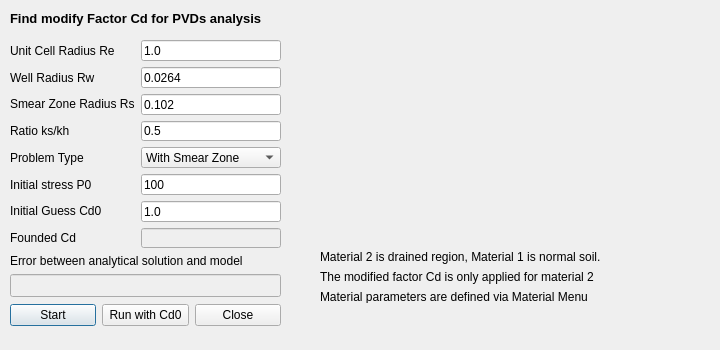
The window that Source codes/pvdbackanalysis.ui (pham-hung/Conaxis) describes before a commit, drawn with Qt 5.
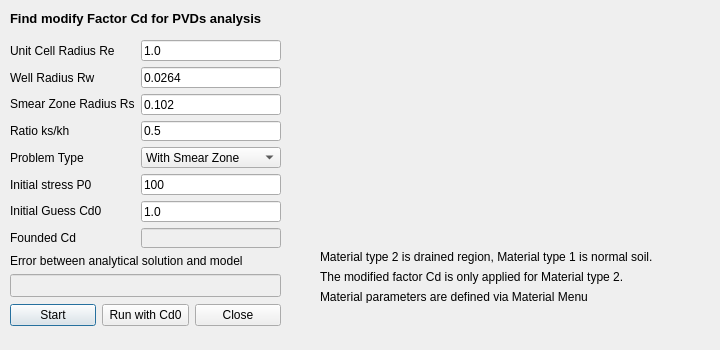
The same window after the commit. Icons and pictures are not drawn.

```diff
--- a/Source codes/pvdbackanalysis.ui
+++ b/Source codes/pvdbackanalysis.ui
@@ -272,14 +272,14 @@
     <item>
      <widget class="QLabel" name="label_11">
       <property name="text">
-       <string>Material 2 is drained region, Material 1 is normal soil. </string>
+       <string>Material type 2 is drained region, Material type 1 is normal soil. </string>
       </property>
      </widget>
     </item>
     <item>
      <widget class="QLabel" name="label_13">
       <property name="text">
-       <string>The modified factor Cd is only applied for material 2</string>
+       <string>The modified factor Cd is only applied for Material type 2.</string>
       </property>
      </widget>
     </item>
```
